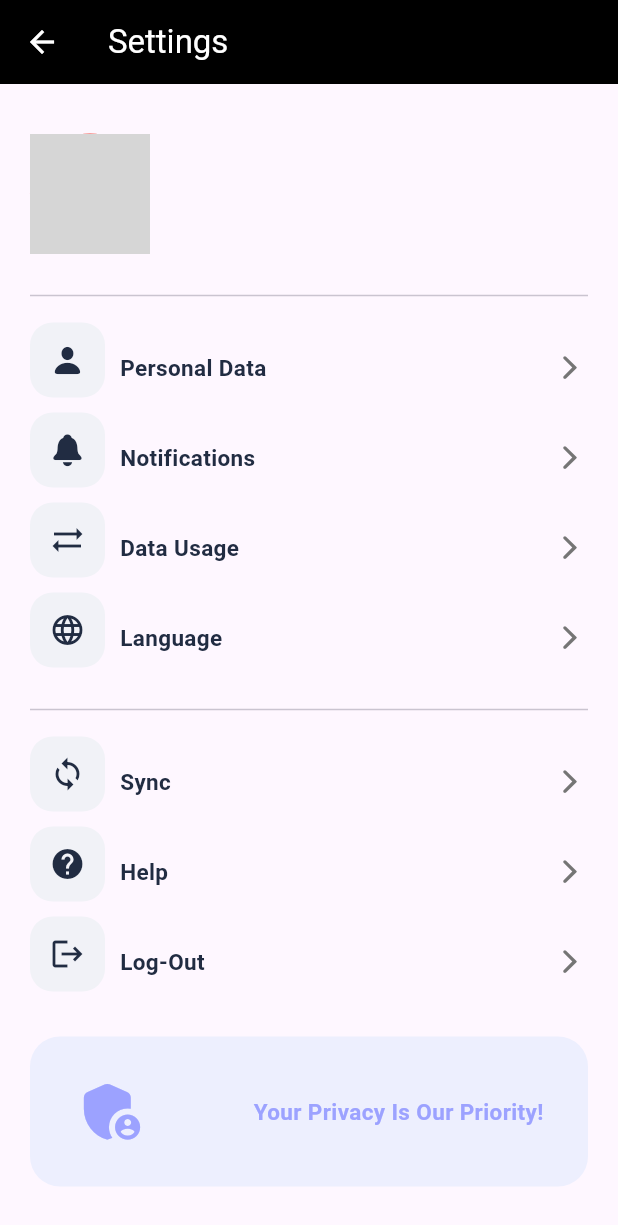
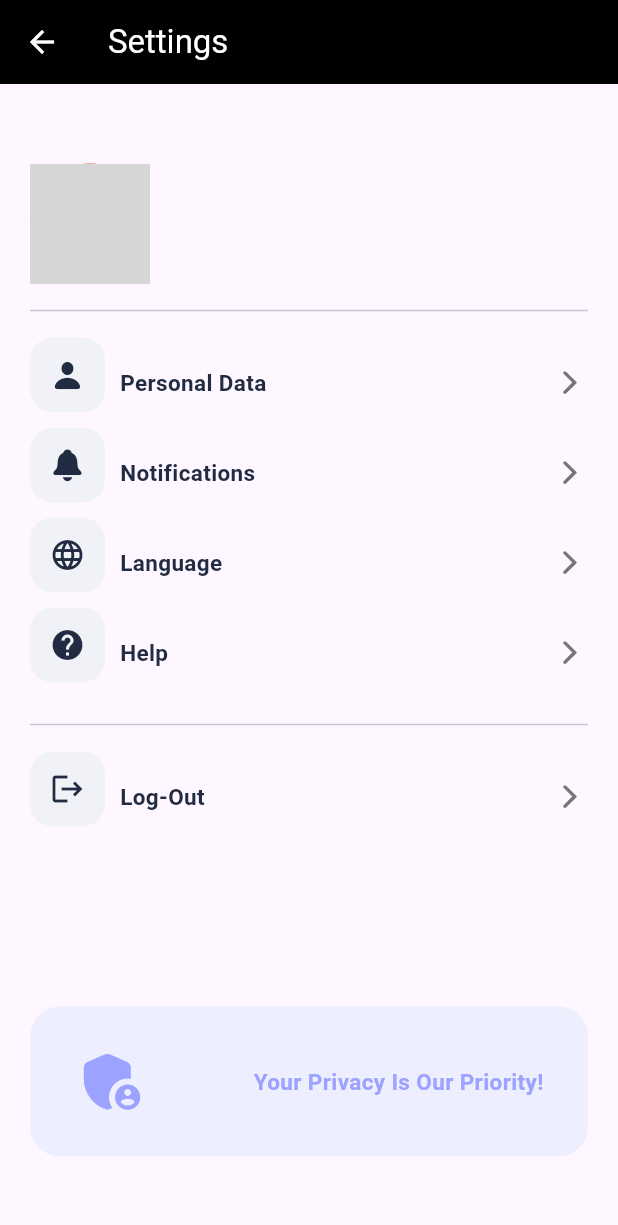
Before and after one commit to RandyCenson/chatapp_replica, a Flutter app: the SettingsScreen screen opened directly, on a phone screen of 412 x 824 dp. Shown: the top 1225 px of the screen. Run offline on Flutter 3.47's test engine with Material 3 defaults, Android fonts, the phone set to English and light mode, and no system bars; our stand-ins replace cloud_firestore, firebase_auth, firebase_core, firebase_storage, image_picker, shared_preferences; accounts and stored records are empty; network calls fail; grey boxes are pictures that could not be loaded.

Commit message:
ganti settingdikit

```diff
--- a/lib/setting/models/setting.dart
+++ b/lib/setting/models/setting.dart
@@ -29,25 +29,10 @@ final List<Setting> settings = [
     icon: CupertinoIcons.bell_solid,
   ),
   Setting(
-    title: "Data Usage",
-    route: "/",
-    routes: "/datausage",
-    icon: Icons.sync_alt,
-  ),
-  Setting(
     title: "Language",
     route: "/",
     routes: "/lang",
     icon: Icons.language,
-  ),
-];
-
-final List<Setting> settings2 = [
-  Setting(
-    title: "Sync",
-    route: "/",
-    routes: "/sync",
-    icon: Icons.sync,
   ),
   Setting(
     title: "Help",
@@ -55,6 +40,9 @@ final List<Setting> settings2 = [
     routes: "/personal",
     icon: Icons.help,
   ),
+];
+
+final List<Setting> settings2 = [
   Setting(
     title: "Log-Out",
     route: "/",
--- a/lib/setting/screen/setting_screen.dart
+++ b/lib/setting/screen/setting_screen.dart
@@ -42,7 +42,7 @@ class _SettingsScreenState extends State<SettingsScreen> {
         ),
       ),
       body: Padding(
-        padding: const EdgeInsets.symmetric(vertical: 25, horizontal: 20),
+        padding: const EdgeInsets.symmetric(vertical: 0, horizontal: 20),
         child: Center(
           child: SingleChildScrollView(
             child: Column(
@@ -50,7 +50,7 @@ class _SettingsScreenState extends State<SettingsScreen> {
               mainAxisAlignment: MainAxisAlignment.center,
               children: [
                 AvatarCard(useremail: user?.email ?? 'empty'),
-                const SizedBox(height: 20),
+                const SizedBox(height: 10),
                 const Divider(),
                 const SizedBox(height: 10),
                 Column(
@@ -68,7 +68,7 @@ class _SettingsScreenState extends State<SettingsScreen> {
                     (index) => SettingTile(setting: settings2[index]),
                   ),
                 ),
-                const SizedBox(height: 20),
+                const SizedBox(height: 110),
                 const MottoCard()
               ],
             ),
```
